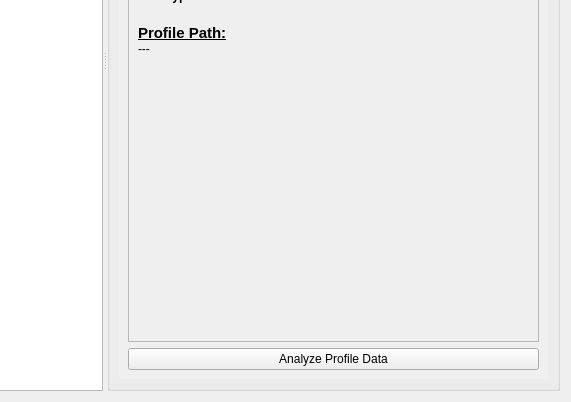
Before: the Qt Designer form information/kminfo.ui in KDE/kolor-manager, drawn with Qt 5; both pictures show x 378 to 949 and y 282 to 684 of the 949 by 684 pixel window.
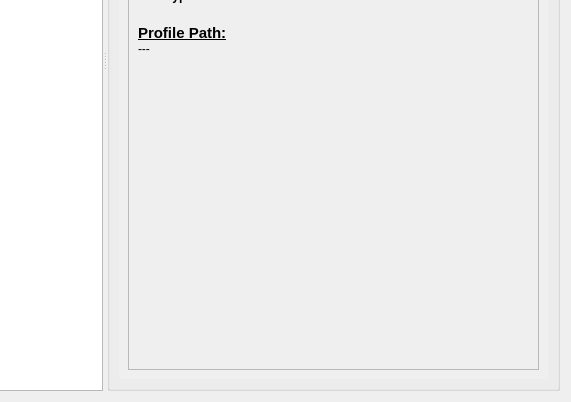
After: the same form once the commit is applied.

Commit message:
Display profile graph in information panel Remove trailing spaces
REVIEW:107309

Diff of the .ui file:
```diff
--- a/information/kminfo.ui
+++ b/information/kminfo.ui
@@ -151,8 +151,8 @@
            <rect>
             <x>0</x>
             <y>0</y>
-            <width>433</width>
-            <height>653</height>
+            <width>454</width>
+            <height>666</height>
            </rect>
           </property>
           <layout class="QGridLayout" name="gridLayout_2">
@@ -687,6 +687,34 @@
                   </item>
                  </layout>
                 </item>
+                <item>
+                 <widget class="QPushButton" name="launchICCExaminButton">
+                  <property name="sizePolicy">
+                   <sizepolicy hsizetype="Minimum" vsizetype="Minimum">
+                    <horstretch>0</horstretch>
+                    <verstretch>0</verstretch>
+                   </sizepolicy>
+                  </property>
+                  <property name="minimumSize">
+                   <size>
+                    <width>0</width>
+                    <height>200</height>
+                   </size>
+                  </property>
+                  <property name="text">
+                   <string/>
+                  </property>
+                  <property name="iconSize">
+                   <size>
+                    <width>200</width>
+                    <height>200</height>
+                   </size>
+                  </property>
+                  <property name="flat">
+                   <bool>true</bool>
+                  </property>
+                 </widget>
+                </item>
                 <item>
                  <spacer name="verticalSpacer">
                   <property name="orientation">
@@ -703,25 +731,6 @@
                </layout>
               </widget>
              </item>
-             <item>
-              <widget class="QPushButton" name="launchICCExaminButton">
-               <property name="sizePolicy">
-                <sizepolicy hsizetype="Preferred" vsizetype="Fixed">
-                 <horstretch>0</horstretch>
-                 <verstretch>0</verstretch>
-                </sizepolicy>
-               </property>
-               <property name="minimumSize">
-                <size>
-                 <width>180</width>
-                 <height>0</height>
-                </size>
-               </property>
-               <property name="text">
-                <string>Analyze Profile Data</string>
-               </property>
-              </widget>
-             </item>
             </layout>
            </item>
           </layout>
```
Left out of the diff: 6 changed lines with no effect on the pictures. The commit also changes 2 other files.
